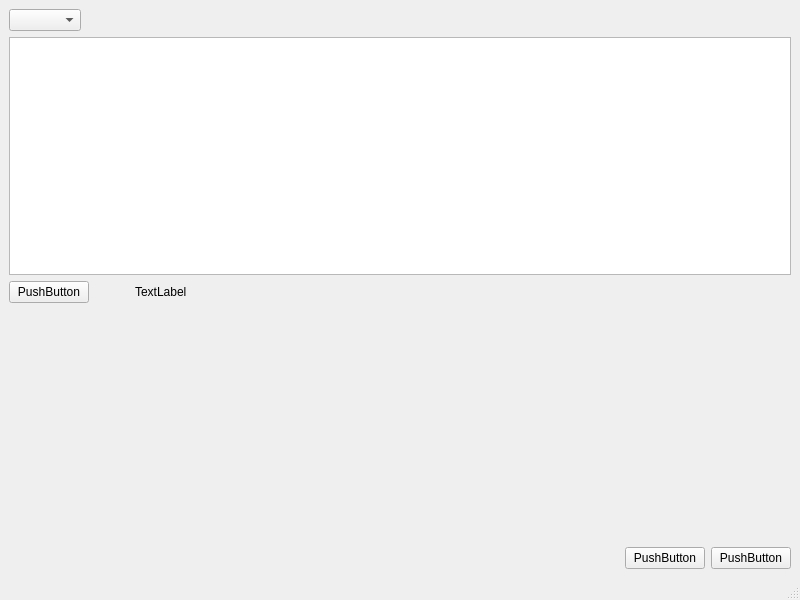
This is SerialPortPrinter/MainWindow.ui in TheRealMazur/SerialPortPrinter as Qt 5 draws it before an edit. The edited form follows.
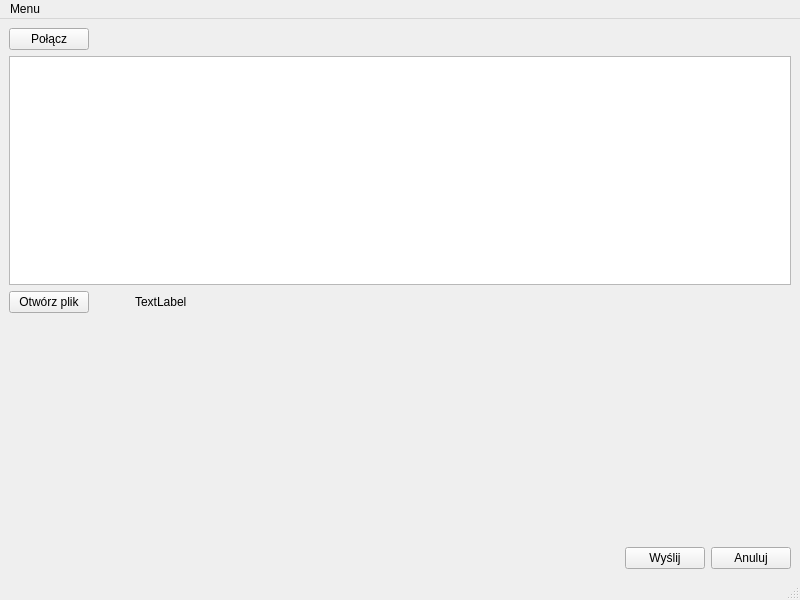
This is the edited form.

```diff
--- a/SerialPortPrinter/MainWindow.ui
+++ b/SerialPortPrinter/MainWindow.ui
@@ -24,7 +24,11 @@
     <item>
      <layout class="QHBoxLayout" name="horizontalLayout">
       <item>
-       <widget class="QComboBox" name="comboBox"/>
+       <widget class="QPushButton" name="portOpenButton">
+        <property name="text">
+         <string>Połącz</string>
+        </property>
+       </widget>
       </item>
       <item>
        <spacer name="horizontalSpacer">
@@ -56,7 +60,7 @@
       <item>
        <widget class="QPushButton" name="pushButton">
         <property name="text">
-         <string>PushButton</string>
+         <string>Otwórz plik</string>
         </property>
        </widget>
       </item>
@@ -132,14 +136,14 @@
       <item>
        <widget class="QPushButton" name="pushButton_2">
         <property name="text">
-         <string>PushButton</string>
+         <string>Wyślij</string>
         </property>
        </widget>
       </item>
       <item>
        <widget class="QPushButton" name="pushButton_3">
         <property name="text">
-         <string>PushButton</string>
+         <string>Anuluj</string>
         </property>
        </widget>
       </item>
@@ -156,6 +160,13 @@
      <height>20</height>
     </rect>
    </property>
+   <widget class="QMenu" name="menuMenu">
+    <property name="title">
+     <string>Menu</string>
+    </property>
+    <addaction name="actionUstawienia_portu"/>
+   </widget>
+   <addaction name="menuMenu"/>
   </widget>
   <widget class="QStatusBar" name="statusbar"/>
  </widget>
```
Left out of the diff: 15 changed lines with no effect on the pictures.
